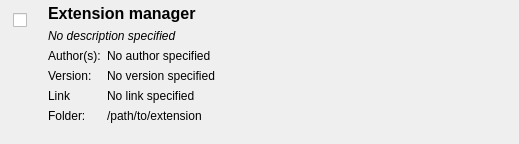
Qt form extensions/plugin_manager/plugin.ui (open-cogsci/OpenSesame) before a commit.
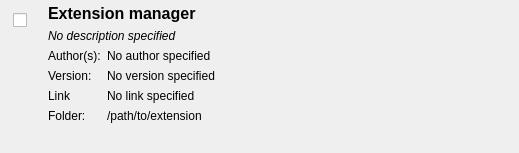
The same form after that commit.

```diff
--- a/extensions/plugin_manager/plugin.ui
+++ b/extensions/plugin_manager/plugin.ui
@@ -7,7 +7,7 @@
     <x>0</x>
     <y>0</y>
     <width>519</width>
-    <height>144</height>
+    <height>153</height>
    </rect>
   </property>
   <property name="windowTitle">
```
Left out of the diff: 4 changed lines with no effect on the pictures.
